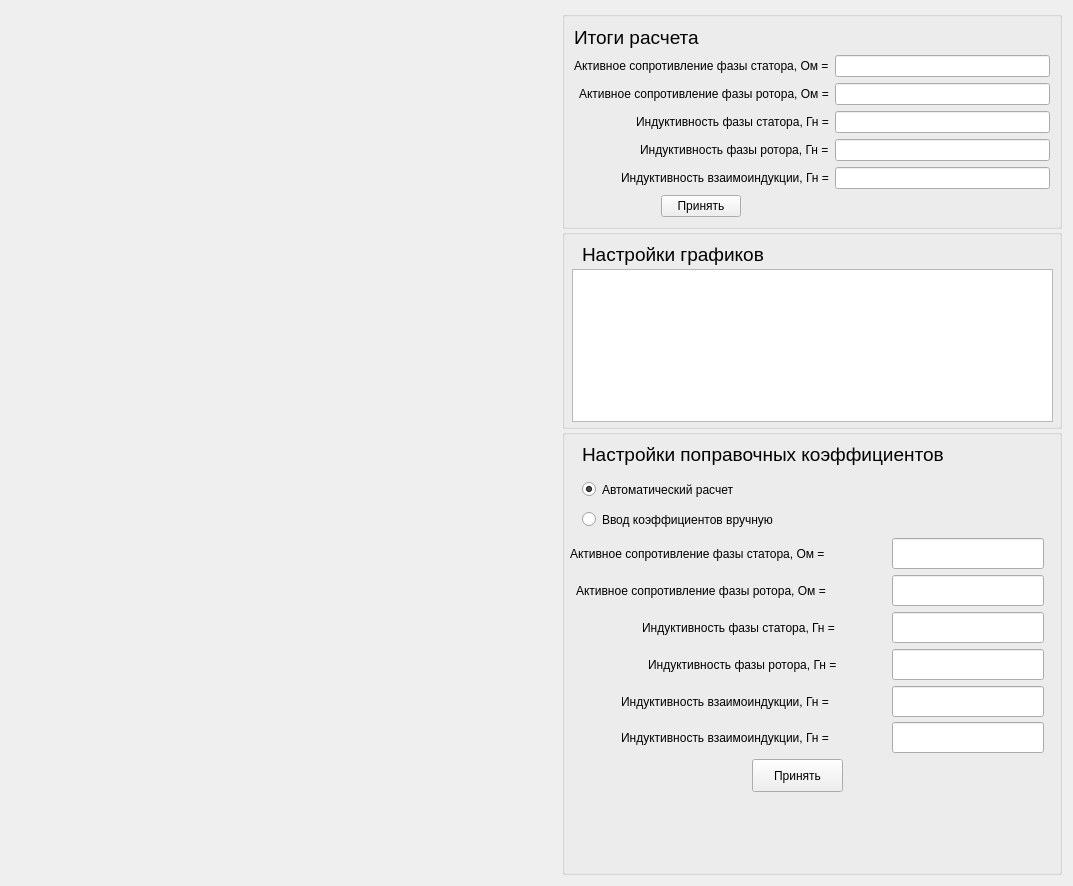
This is untitled/identf.ui in Ivanos121/ImView as Qt 5 draws it before an edit. The edited form follows.
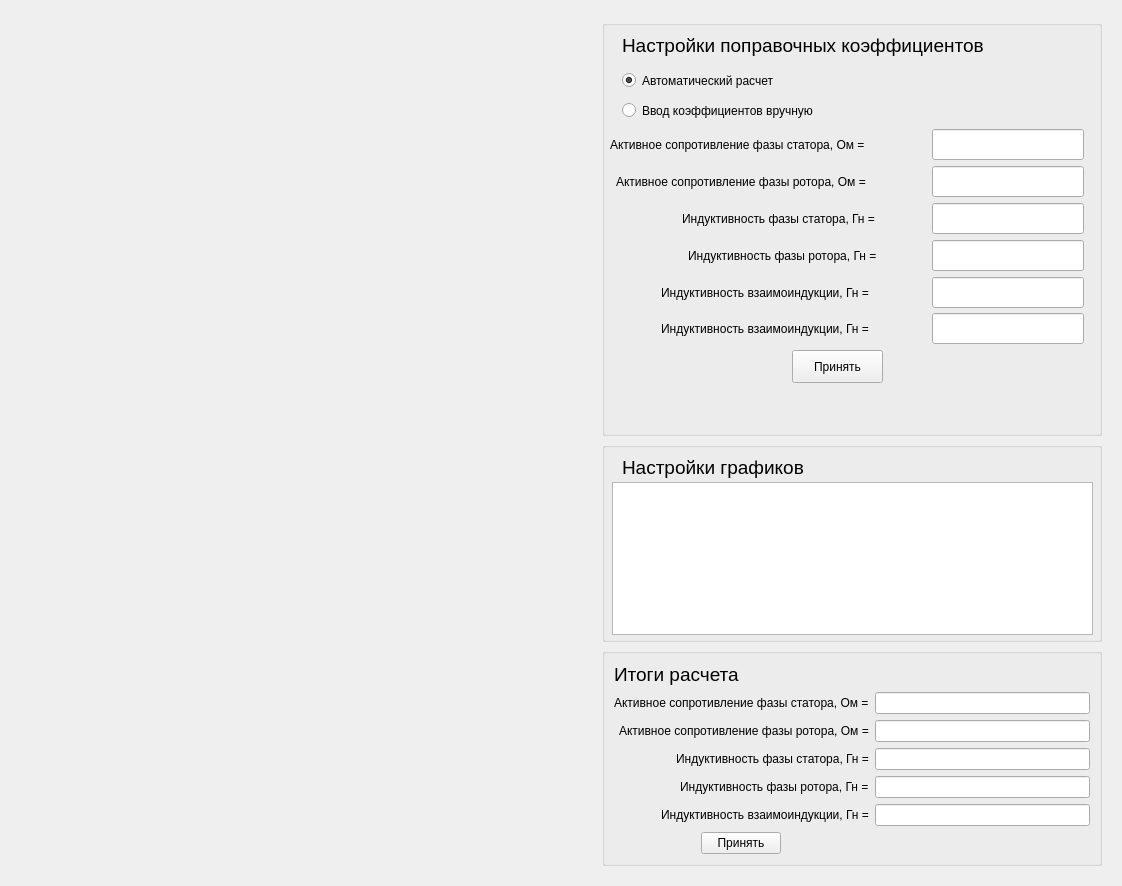
This is the edited form. Custom widgets are drawn as their Qt base class.

Diff of the .ui file:
```diff
--- a/untitled/identf.ui
+++ b/untitled/identf.ui
@@ -6,7 +6,7 @@
    <rect>
     <x>0</x>
     <y>0</y>
-    <width>1073</width>
+    <width>1122</width>
     <height>886</height>
    </rect>
   </property>
@@ -16,6 +16,12 @@
     <verstretch>0</verstretch>
    </sizepolicy>
   </property>
+  <property name="minimumSize">
+   <size>
+    <width>0</width>
+    <height>0</height>
+   </size>
+  </property>
   <property name="windowTitle">
    <string>Form</string>
   </property>
@@ -41,223 +47,13 @@
        <verstretch>0</verstretch>
       </sizepolicy>
      </property>
+     <property name="minimumSize">
+      <size>
+       <width>0</width>
+       <height>0</height>
+      </size>
+     </property>
      <layout class="QVBoxLayout" name="verticalLayout">
-      <property name="spacing">
-       <number>0</number>
-      </property>
-      <property name="leftMargin">
-       <number>0</number>
-      </property>
-      <property name="topMargin">
-       <number>0</number>
-      </property>
-      <property name="rightMargin">
-       <number>0</number>
-      </property>
-      <property name="bottomMargin">
-       <number>0</number>
-      </property>
-      <item>
-       <widget class="QGroupBox" name="groupBox_2">
-        <property name="sizePolicy">
-         <sizepolicy hsizetype="Fixed" vsizetype="Fixed">
-          <horstretch>0</horstretch>
-          <verstretch>0</verstretch>
-         </sizepolicy>
-        </property>
-        <property name="minimumSize">
-         <size>
-          <width>500</width>
-          <height>0</height>
-         </size>
-        </property>
-        <property name="maximumSize">
-         <size>
-          <width>550</width>
-          <height>16777215</height>
-         </size>
-        </property>
-        <property name="title">
-         <string/>
-        </property>
-        <layout class="QGridLayout" name="gridLayout_2">
-         <item row="3" column="0" alignment="Qt::AlignRight">
-          <widget class="QLabel" name="label_12">
-           <property name="text">
-            <string>Индуктивность фазы статора, Гн =</string>
-           </property>
-          </widget>
-         </item>
-         <item row="6" column="0" alignment="Qt::AlignHCenter">
-          <widget class="QPushButton" name="pushButton">
-           <property name="sizePolicy">
-            <sizepolicy hsizetype="Fixed" vsizetype="Fixed">
-             <horstretch>0</horstretch>
-             <verstretch>0</verstretch>
-            </sizepolicy>
-           </property>
-           <property name="text">
-            <string>Принять</string>
-           </property>
-          </widget>
-         </item>
-         <item row="2" column="0" alignment="Qt::AlignRight">
-          <widget class="QLabel" name="label_11">
-           <property name="text">
-            <string>Активное сопротивление фазы ротора, Ом =</string>
-           </property>
-          </widget>
-         </item>
-         <item row="2" column="1">
-          <widget class="QLineEdit" name="lineEdit_11">
-           <property name="maximumSize">
-            <size>
-             <width>16777215</width>
-             <height>16777215</height>
-            </size>
-           </property>
-          </widget>
-         </item>
-         <item row="5" column="0" alignment="Qt::AlignRight">
-          <widget class="QLabel" name="label_14">
-           <property name="text">
-            <string>Индуктивность взаимоиндукции, Гн =</string>
-           </property>
-          </widget>
-         </item>
-         <item row="4" column="0" alignment="Qt::AlignRight">
-          <widget class="QLabel" name="label_13">
-           <property name="text">
-            <string>Индуктивность фазы ротора, Гн =</string>
-           </property>
-          </widget>
-         </item>
-         <item row="4" column="1">
-          <widget class="QLineEdit" name="lineEdit_9">
-           <property name="maximumSize">
-            <size>
-             <width>16777215</width>
-             <height>16777215</height>
-            </size>
-           </property>
-          </widget>
-         </item>
-         <item row="1" column="1">
-          <widget class="QLineEdit" name="lineEdit_12">
-           <property name="enabled">
-            <bool>true</bool>
-           </property>
-           <property name="sizePolicy">
-            <sizepolicy hsizetype="Preferred" vsizetype="Fixed">
-             <horstretch>0</horstretch>
-             <verstretch>0</verstretch>
-            </sizepolicy>
-           </property>
-           <property name="maximumSize">
-            <size>
-             <width>16777215</width>
-             <height>16777215</height>
-            </size>
-           </property>
-          </widget>
-         </item>
-         <item row="1" column="0" alignment="Qt::AlignRight">
-          <widget class="QLabel" name="label_10">
-           <property name="text">
-            <string>Активное сопротивление фазы статора, Ом =</string>
-           </property>
-          </widget>
-         </item>
-         <item row="5" column="1">
-          <widget class="QLineEdit" name="lineEdit_8">
-           <property name="maximumSize">
-            <size>
-             <width>16777215</width>
-             <height>16777215</height>
-            </size>
-           </property>
-          </widget>
-         </item>
-         <item row="3" column="1">
-          <widget class="QLineEdit" name="lineEdit_10">
-           <property name="maximumSize">
-            <size>
-             <width>16777215</width>
-             <height>16777215</height>
-            </size>
-           </property>
-          </widget>
-         </item>
-         <item row="0" column="0">
-          <widget class="QLabel" name="label_15">
-           <property name="text">
-            <string>&lt;html&gt;&lt;head/&gt;&lt;body&gt;&lt;p&gt;&lt;span style=&quot; font-size:14pt;&quot;&gt;Итоги расчета&lt;/span&gt;&lt;/p&gt;&lt;/body&gt;&lt;/html&gt;</string>
-           </property>
-          </widget>
-         </item>
-        </layout>
-       </widget>
-      </item>
-      <item>
-       <widget class="QGroupBox" name="groupBox_3">
-        <property name="sizePolicy">
-         <sizepolicy hsizetype="Preferred" vsizetype="Fixed">
-          <horstretch>0</horstretch>
-          <verstretch>0</verstretch>
-         </sizepolicy>
-        </property>
-        <property name="minimumSize">
-         <size>
-          <width>0</width>
-          <height>200</height>
-         </size>
-        </property>
-        <property name="title">
-         <string/>
-        </property>
-        <widget class="QLabel" name="label">
-         <property name="geometry">
-          <rect>
-           <x>20</x>
-           <y>10</y>
-           <width>241</width>
-           <height>31</height>
-          </rect>
-         </property>
-         <property name="text">
-          <string>&lt;html&gt;&lt;head/&gt;&lt;body&gt;&lt;p&gt;&lt;span style=&quot; font-size:14pt;&quot;&gt;Настройки графиков&lt;/span&gt;&lt;/p&gt;&lt;/body&gt;&lt;/html&gt;</string>
-         </property>
-        </widget>
-        <widget class="QTableWidget" name="tableWidget">
-         <property name="geometry">
-          <rect>
-           <x>10</x>
-           <y>40</y>
-           <width>481</width>
-           <height>153</height>
-          </rect>
-         </property>
-         <property name="sizePolicy">
-          <sizepolicy hsizetype="Expanding" vsizetype="Fixed">
-           <horstretch>0</horstretch>
-           <verstretch>0</verstretch>
-          </sizepolicy>
-         </property>
-         <property name="minimumSize">
-          <size>
-           <width>0</width>
-           <height>153</height>
-          </size>
-         </property>
-         <property name="maximumSize">
-          <size>
-           <width>16777215</width>
-           <height>153</height>
-          </size>
-         </property>
-        </widget>
-       </widget>
-      </item>
       <item>
        <widget class="QGroupBox" name="groupBox">
         <property name="title">
@@ -509,6 +305,207 @@
         </widget>
        </widget>
       </item>
+      <item>
+       <widget class="QGroupBox" name="groupBox_3">
+        <property name="sizePolicy">
+         <sizepolicy hsizetype="Preferred" vsizetype="Fixed">
+          <horstretch>0</horstretch>
+          <verstretch>0</verstretch>
+         </sizepolicy>
+        </property>
+        <property name="minimumSize">
+         <size>
+          <width>0</width>
+          <height>200</height>
+         </size>
+        </property>
+        <property name="title">
+         <string/>
+        </property>
+        <widget class="QLabel" name="label">
+         <property name="geometry">
+          <rect>
+           <x>20</x>
+           <y>10</y>
+           <width>241</width>
+           <height>31</height>
+          </rect>
+         </property>
+         <property name="text">
+          <string>&lt;html&gt;&lt;head/&gt;&lt;body&gt;&lt;p&gt;&lt;span style=&quot; font-size:14pt;&quot;&gt;Настройки графиков&lt;/span&gt;&lt;/p&gt;&lt;/body&gt;&lt;/html&gt;</string>
+         </property>
+        </widget>
+        <widget class="QTableWidget" name="tableWidget">
+         <property name="geometry">
+          <rect>
+           <x>10</x>
+           <y>40</y>
+           <width>481</width>
+           <height>153</height>
+          </rect>
+         </property>
+         <property name="sizePolicy">
+          <sizepolicy hsizetype="Expanding" vsizetype="Fixed">
+           <horstretch>0</horstretch>
+           <verstretch>0</verstretch>
+          </sizepolicy>
+         </property>
+         <property name="minimumSize">
+          <size>
+           <width>0</width>
+           <height>153</height>
+          </size>
+         </property>
+         <property name="maximumSize">
+          <size>
+           <width>16777215</width>
+           <height>153</height>
+          </size>
+         </property>
+        </widget>
+       </widget>
+      </item>
+      <item>
+       <widget class="QGroupBox" name="groupBox_2">
+        <property name="sizePolicy">
+         <sizepolicy hsizetype="Fixed" vsizetype="Fixed">
+          <horstretch>0</horstretch>
+          <verstretch>0</verstretch>
+         </sizepolicy>
+        </property>
+        <property name="minimumSize">
+         <size>
+          <width>500</width>
+          <height>0</height>
+         </size>
+        </property>
+        <property name="maximumSize">
+         <size>
+          <width>550</width>
+          <height>16777215</height>
+         </size>
+        </property>
+        <property name="title">
+         <string/>
+        </property>
+        <layout class="QGridLayout" name="gridLayout_2">
+         <item row="4" column="1">
+          <widget class="QLineEdit" name="lineEdit_9">
+           <property name="maximumSize">
+            <size>
+             <width>16777215</width>
+             <height>16777215</height>
+            </size>
+           </property>
+          </widget>
+         </item>
+         <item row="3" column="1">
+          <widget class="QLineEdit" name="lineEdit_10">
+           <property name="maximumSize">
+            <size>
+             <width>16777215</width>
+             <height>16777215</height>
+            </size>
+           </property>
+          </widget>
+         </item>
+         <item row="3" column="0" alignment="Qt::AlignRight">
+          <widget class="QLabel" name="label_12">
+           <property name="text">
+            <string>Индуктивность фазы статора, Гн =</string>
+           </property>
+          </widget>
+         </item>
+         <item row="4" column="0" alignment="Qt::AlignRight">
+          <widget class="QLabel" name="label_13">
+           <property name="text">
+            <string>Индуктивность фазы ротора, Гн =</string>
+           </property>
+          </widget>
+         </item>
+         <item row="5" column="0" alignment="Qt::AlignRight">
+          <widget class="QLabel" name="label_14">
+           <property name="text">
+            <string>Индуктивность взаимоиндукции, Гн =</string>
+           </property>
+          </widget>
+         </item>
+         <item row="2" column="1">
+          <widget class="QLineEdit" name="lineEdit_11">
+           <property name="maximumSize">
+            <size>
+             <width>16777215</width>
+             <height>16777215</height>
+            </size>
+           </property>
+          </widget>
+         </item>
+         <item row="5" column="1">
+          <widget class="QLineEdit" name="lineEdit_8">
+           <property name="maximumSize">
+            <size>
+             <width>16777215</width>
+             <height>16777215</height>
+            </size>
+           </property>
+          </widget>
+         </item>
+         <item row="2" column="0" alignment="Qt::AlignRight">
+          <widget class="QLabel" name="label_11">
+           <property name="text">
+            <string>Активное сопротивление фазы ротора, Ом =</string>
+           </property>
+          </widget>
+         </item>
+         <item row="1" column="1">
+          <widget class="QLineEdit" name="lineEdit_12">
+           <property name="enabled">
+            <bool>true</bool>
+           </property>
+           <property name="sizePolicy">
+            <sizepolicy hsizetype="Preferred" vsizetype="Fixed">
+             <horstretch>0</horstretch>
+             <verstretch>0</verstretch>
+            </sizepolicy>
+           </property>
+           <property name="maximumSize">
+            <size>
+             <width>16777215</width>
+             <height>16777215</height>
+            </size>
+           </property>
+          </widget>
+         </item>
+         <item row="6" column="0" alignment="Qt::AlignHCenter">
+          <widget class="QPushButton" name="pushButton">
+           <property name="sizePolicy">
+            <sizepolicy hsizetype="Fixed" vsizetype="Fixed">
+             <horstretch>0</horstretch>
+             <verstretch>0</verstretch>
+            </sizepolicy>
+           </property>
+           <property name="text">
+            <string>Принять</string>
+           </property>
+          </widget>
+         </item>
+         <item row="1" column="0" alignment="Qt::AlignRight">
+          <widget class="QLabel" name="label_10">
+           <property name="text">
+            <string>Активное сопротивление фазы статора, Ом =</string>
+           </property>
+          </widget>
+         </item>
+         <item row="0" column="0">
+          <widget class="QLabel" name="label_15">
+           <property name="text">
+            <string>&lt;html&gt;&lt;head/&gt;&lt;body&gt;&lt;p&gt;&lt;span style=&quot; font-size:14pt;&quot;&gt;Итоги расчета&lt;/span&gt;&lt;/p&gt;&lt;/body&gt;&lt;/html&gt;</string>
+           </property>
+          </widget>
+         </item>
+        </layout>
+       </widget>
+      </item>
      </layout>
     </widget>
    </item>
```
